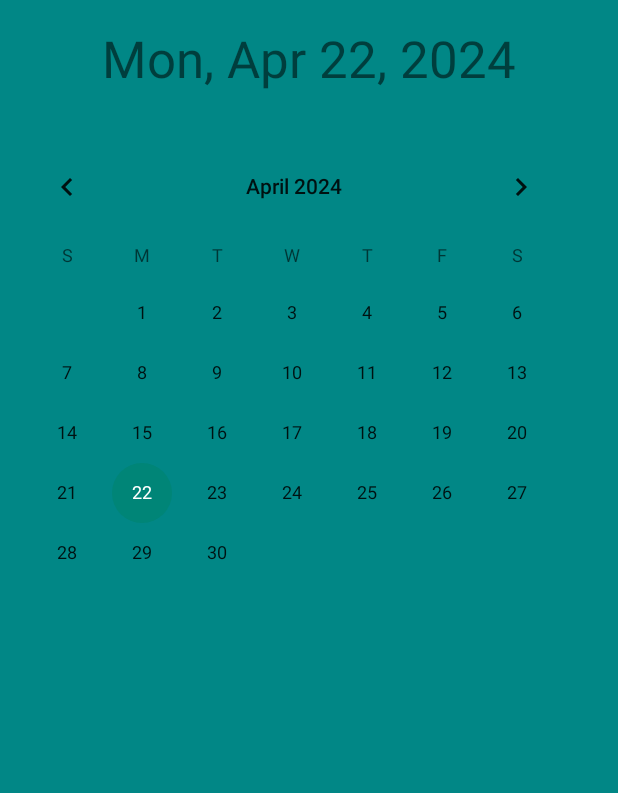
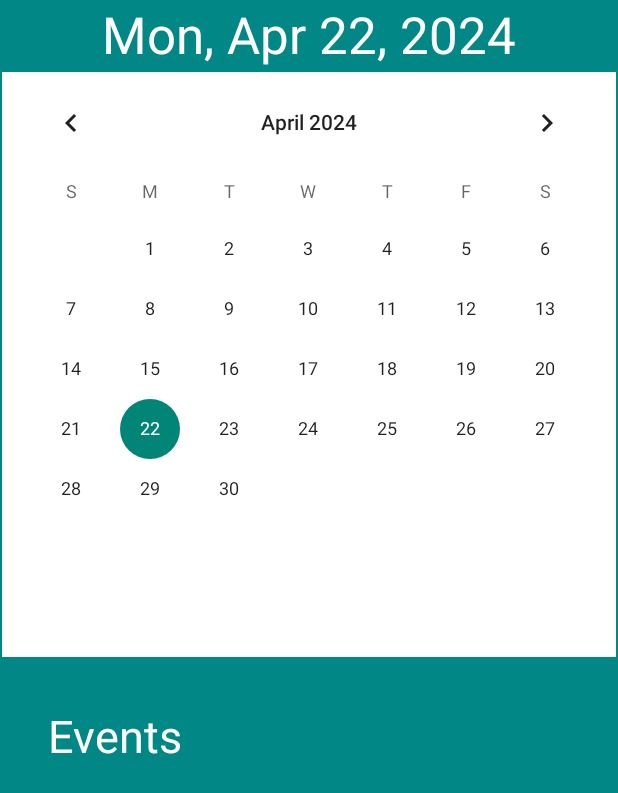
Before and after one commit to hasibayoubi/Project2, an Android app: the calendar screen opened directly, with no data from a screen before it, on a phone screen of 412 x 824 dp. Shown: the top 793 px of the screen. Run offline under Robolectric (Android 15) with nearby library versions, the phone set to English and light mode, and no system bars; our stand-ins replace Firebase (no records; nobody signed in at launch, a user with empty details on screens opened directly); Roboto replaces fonts that are not available here.

Commit message:
Misa branch v1.7 Updated a lot of the views including new event, calendarview, nav_graph. Also updated the gradle files, the calendar class and newevent class have been updated as well

```diff
--- a/app/build.gradle.kts
+++ b/app/build.gradle.kts
@@ -48,6 +48,7 @@ dependencies {
     implementation(libs.navigation.fragment)
     implementation(libs.navigation.ui)
     implementation(libs.firebase.storage)
+    implementation(libs.legacy.support.v4)
 
     testImplementation(libs.junit)
     androidTestImplementation(libs.ext.junit)
--- a/app/src/main/java/com/example/handymobileapp/calendar.java
+++ b/app/src/main/java/com/example/handymobileapp/calendar.java
@@ -2,25 +2,23 @@ package com.example.handymobileapp;
 
 import androidx.appcompat.app.AppCompatActivity;
 import android.os.Bundle;
-import android.view.View;
 import android.widget.CalendarView;
 import android.widget.TextView;
+import android.widget.Toast;
 import java.text.SimpleDateFormat;
 import java.util.Calendar;
 import java.util.Date;
 import java.util.Locale;
 
-import androidx.appcompat.app.AppCompatActivity;
-import android.os.Bundle;
-import android.widget.CalendarView;
-import android.widget.TextView;
-import java.text.SimpleDateFormat;
-import java.util.Calendar;
-import java.util.Locale;
+import com.google.firebase.firestore.FirebaseFirestore;
+import com.google.firebase.firestore.Query;
+import com.google.firebase.firestore.QueryDocumentSnapshot;
+import com.google.firebase.firestore.QuerySnapshot;
 
 public class calendar extends AppCompatActivity {
 
     private TextView selectedDateTextView;
+    private FirebaseFirestore db;
 
     @Override
     protected void onCreate(Bundle savedInstanceState) {
@@ -28,6 +26,7 @@ public class calendar extends AppCompatActivity {
         setContentView(R.layout.calendarview);
 
         selectedDateTextView = findViewById(R.id.textView);
+        db = FirebaseFirestore.getInstance();
 
         CalendarView calendarView = findViewById(R.id.calendarView);
         calendarView.setOnDateChangeListener(new CalendarView.OnDateChangeListener() {
@@ -36,12 +35,16 @@ public class calendar extends AppCompatActivity {
                 Calendar selectedCalendar = Calendar.getInstance();
                 selectedCalendar.set(year, month, dayOfMonth);
                 updateSelectedDate(selectedCalendar);
+
+                // Fetch events for the selected date
+                fetchEvents(selectedCalendar);
             }
         });
 
         // Initialize selected date to current date
         Calendar currentCalendar = Calendar.getInstance();
         updateSelectedDate(currentCalendar);
+        fetchEvents(currentCalendar); // Fetch events for the current date initially
     }
 
     private void updateSelectedDate(Calendar selectedCalendar) {
@@ -49,4 +52,58 @@ public class calendar extends AppCompatActivity {
         String selectedDateString = sdf.format(selectedCalendar.getTime());
         selectedDateTextView.setText(selectedDateString);
     }
+
+    private void fetchEvents(Calendar selectedCalendar) {
+        // Format selected date to match Firestore query format (yyyy-MM-dd)
+        SimpleDateFormat firestoreDateFormat = new SimpleDateFormat("yyyy-MM-dd", Locale.getDefault());
+        String formattedDate = firestoreDateFormat.format(selectedCalendar.getTime());
+
+        // Query Firestore for events on the selected date
+        db.collection("events")
+                .whereEqualTo("date", formattedDate)
+                .get()
+                .addOnCompleteListener(task -> {
+                    if (task.isSuccessful()) {
+                        displayEvents(task.getResult());
+                    } else {
+                        Toast.makeText(calendar.this, "Failed to fetch events", Toast.LENGTH_SHORT).show();
+                    }
+                });
+    }
+
+    private void displayEvents(QuerySnapshot querySnapshot) {
+        StringBuilder eventsStringBuilder = new StringBuilder();
+
+        for (QueryDocumentSnapshot document : querySnapshot) {
+            String title = document.getString("title");
+            String time = document.getString("time");
+            String description = document.getString("description");
+
+            // Format time from Firestore to display as HH:MM AM/PM
+            String formattedTime = formatTime(time);
+
+            // Append event details to the StringBuilder
+            eventsStringBuilder.append("Title: ").append(title).append("\n");
+            eventsStringBuilder.append("Time: ").append(formattedTime).append("\n");
+            eventsStringBuilder.append("Description: ").append(description).append("\n\n");
+        }
+
+        // Display events in a TextView or handle as needed (e.g., populate a RecyclerView)
+        TextView eventsTextView = findViewById(R.id.eventsTextView);
+        eventsTextView.setText(eventsStringBuilder.toString());
+    }
+
+    private String formatTime(String time) {
+        try {
+            SimpleDateFormat inputFormat = new SimpleDateFormat("hh:mm a", Locale.getDefault());
+            Date date = inputFormat.parse(time);
+
+            SimpleDateFormat outputFormat = new SimpleDateFormat("hh:mm a", Locale.getDefault());
+            return outputFormat.format(date);
+        } catch (Exception e) {
+            e.printStackTrace();
+            return time; // Return original time if parsing fails
+        }
+    }
+
 }
--- a/app/src/main/res/layout/activity_newevent.xml
+++ b/app/src/main/res/layout/activity_newevent.xml
@@ -21,7 +21,7 @@
         android:layout_below="@id/textViewTitle"
         android:layout_marginStart="16dp"
         android:layout_marginEnd="16dp"
-        android:hint="Enter event title"
+        android:hint="Enter Event Title"
         android:inputType="text"
         android:maxLines="1" />
 
@@ -43,7 +43,7 @@
         android:layout_below="@id/textViewDate"
         android:layout_marginStart="16dp"
         android:layout_marginEnd="16dp"
-        android:hint="Select event date"
+        android:hint="MM/DD/YYYY"
         android:inputType="date"
         android:maxLines="1" />
 
@@ -65,7 +65,7 @@
         android:layout_below="@id/textViewTime"
         android:layout_marginStart="16dp"
         android:layout_marginEnd="16dp"
-        android:hint="Select event time"
+        android:hint="HH:MM AM or PM"
         android:inputType="time"
         android:maxLines="1" />
 
--- a/app/src/main/res/layout/calendarview.xml
+++ b/app/src/main/res/layout/calendarview.xml
@@ -1,5 +1,6 @@
 <?xml version="1.0" encoding="utf-8"?>
-<androidx.constraintlayout.widget.ConstraintLayout xmlns:android="http://schemas.android.com/apk/res/android"
+<androidx.constraintlayout.widget.ConstraintLayout
+    xmlns:android="http://schemas.android.com/apk/res/android"
     xmlns:app="http://schemas.android.com/apk/res-auto"
     xmlns:tools="http://schemas.android.com/tools"
     android:layout_width="match_parent"
@@ -13,22 +14,67 @@
         android:layout_height="48dp"
         android:text="Date Selected"
         android:textAlignment="center"
+        android:textColor="#FFFFFF"
         android:textSize="34sp"
-        app:layout_constraintBottom_toBottomOf="parent"
+        app:layout_constraintTop_toTopOf="parent"
+        app:layout_constraintStart_toStartOf="parent"
         app:layout_constraintEnd_toEndOf="parent"
-        app:layout_constraintStart_toStartOf="parent"
-        app:layout_constraintTop_toTopOf="parent"
         app:layout_constraintVertical_bias="0.021" />
 
     <CalendarView
         android:id="@+id/calendarView"
-        android:layout_width="392dp"
+        android:layout_width="409dp"
         android:layout_height="390dp"
+        android:background="#FFFFFF"
+        android:focusedMonthDateColor="#FFFFFF"
+        app:layout_constraintTop_toBottomOf="@+id/textView"
+        app:layout_constraintStart_toStartOf="parent"
+        app:layout_constraintEnd_toEndOf="parent"
+        app:layout_constraintBottom_toTopOf="@+id/scrollView"
+        app:layout_constraintVertical_bias="0.17" />
+
+
+
+    <ScrollView
+        android:id="@+id/scrollView"
+        android:layout_width="0dp"
+        android:layout_height="0dp"
+        app:layout_constraintTop_toBottomOf="@+id/calendarView"
+        app:layout_constraintStart_toStartOf="parent"
+        app:layout_constraintEnd_toEndOf="parent"
         app:layout_constraintBottom_toBottomOf="parent"
-        app:layout_constraintEnd_toEndOf="parent"
-        app:layout_constraintHorizontal_bias="0.0"
-        app:layout_constraintStart_toStartOf="parent"
-        app:layout_constraintTop_toTopOf="parent"
-        app:layout_constraintVertical_bias="0.209" />
+        app:layout_constraintVertical_bias="0.0">
+
+        <LinearLayout
+            android:layout_width="match_parent"
+            android:layout_height="wrap_content"
+            android:orientation="vertical"
+            android:padding="16dp">
+
+            <TextView
+                android:id="@+id/textView3"
+                android:layout_width="match_parent"
+                android:layout_height="wrap_content"
+                android:padding="16dp"
+                android:text="Events"
+                android:textColor="#FFFFFF"
+                android:textSize="30sp"
+                app:layout_constraintEnd_toEndOf="parent"
+                app:layout_constraintStart_toStartOf="parent"
+                app:layout_constraintTop_toBottomOf="@+id/scrollView" />
+
+            <!-- Add your TextView for events -->
+            <TextView
+                android:id="@+id/eventsTextView"
+                android:layout_width="match_parent"
+                android:layout_height="wrap_content"
+                android:text="Events for Selected Date"
+                android:textColor="@android:color/white"
+                android:textSize="20sp" />
+
+            <!-- Add other views or dynamically populate events here -->
+
+        </LinearLayout>
+    </ScrollView>
 
 </androidx.constraintlayout.widget.ConstraintLayout>
--- a/app/src/main/res/navigation/nav_graph.xml
+++ b/app/src/main/res/navigation/nav_graph.xml
@@ -34,4 +34,10 @@
         android:label="Calendar Activity"
         tools:layout="@layout/calendarview" />
 
+    <activity
+        android:id="@+id/newEvent"
+        android:name="com.example.handymobileapp.NewEvent"
+        android:label="NewEvent"
+        tools:layout="@layout/activity_newevent"/>
+
 </navigation>
--- a/gradle/libs.versions.toml
+++ b/gradle/libs.versions.toml
@@ -15,6 +15,7 @@ lifecycleViewmodelKtx = "2.7.0"
 navigationFragment = "2.7.7"
 navigationUi = "2.7.7"
 firebaseStorage = "20.3.0"
+legacySupportV4 = "1.0.0"
 
 [libraries]
 junit = { group = "junit", name = "junit", version.ref = "junit" }
@@ -32,6 +33,7 @@ lifecycle-viewmodel-ktx = { group = "androidx.lifecycle", name = "lifecycle-view
 navigation-fragment = { group = "androidx.navigation", name = "navigation-fragment", version.ref = "navigationFragment" }
 navigation-ui = { group = "androidx.navigation", name = "navigation-ui", version.ref = "navigationUi" }
 firebase-storage = { group = "com.google.firebase", name = "firebase-storage", version.ref = "firebaseStorage" }
+legacy-support-v4 = { group = "androidx.legacy", name = "legacy-support-v4", version.ref = "legacySupportV4" }
 
 [plugins]
 androidApplication = { id = "com.android.application", version.ref = "agp" }
```
Also changed, not shown: app/src/main/java/com/example/handymobileapp/NewEvent.java (+53 -3 lines).
